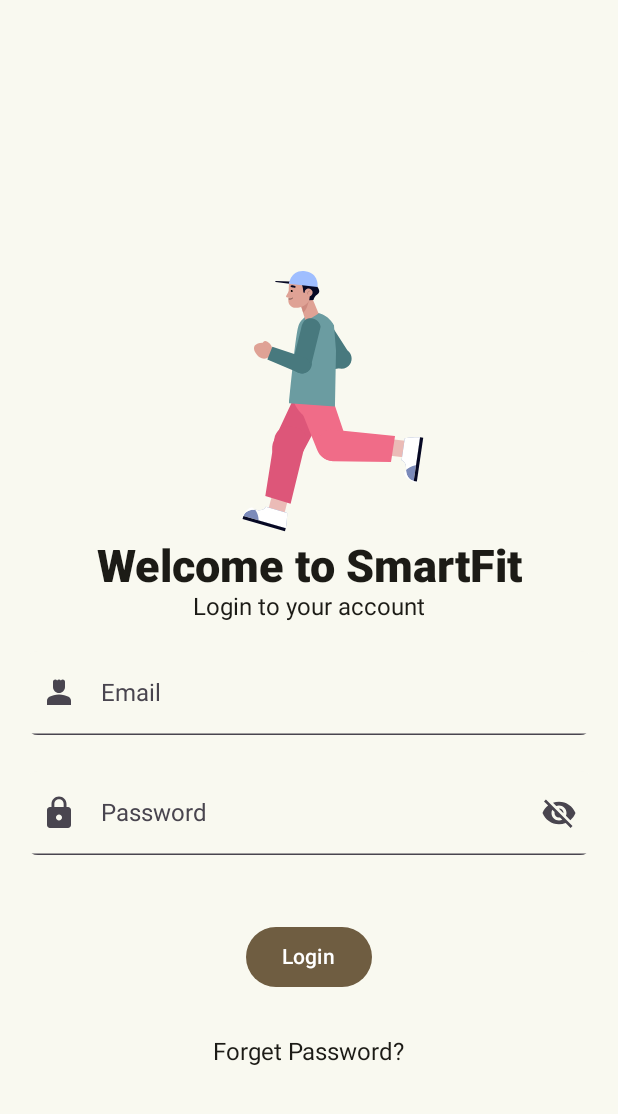
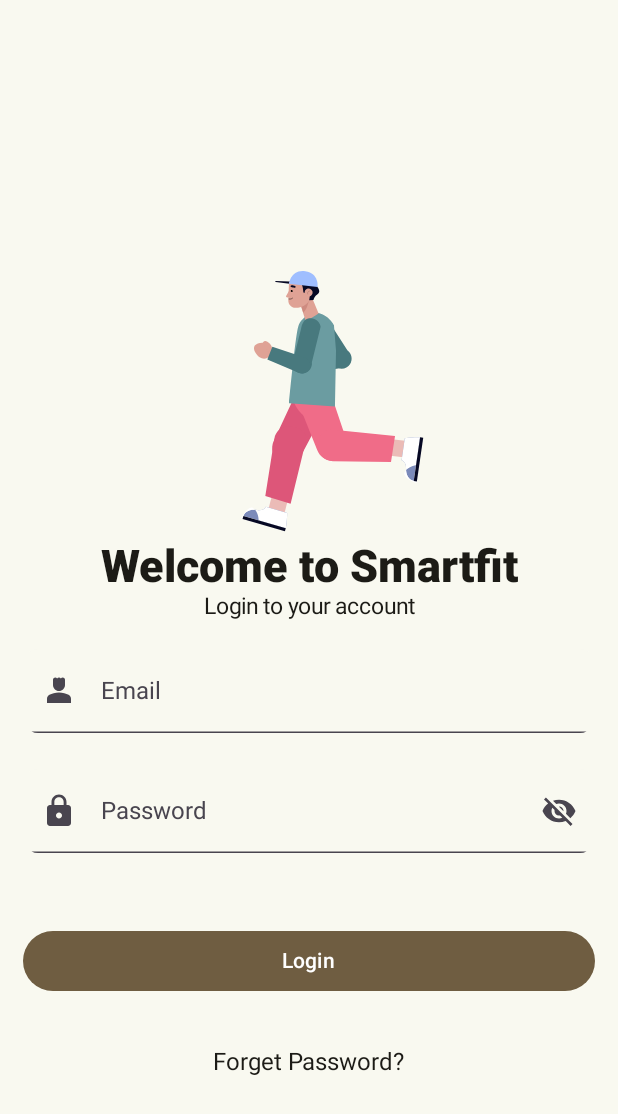
Before and after one commit to KidKyzo/Smart-Fit, an Android app built with Jetpack Compose: the screen it shows after launch (MainActivity), on a phone screen of 412 x 824 dp. Shown: the top 1114 px of the screen. Run offline under Robolectric (Android 15) with nearby library versions, the phone set to English and light mode, and no system bars; our stand-ins replace Room's generated code.

Commit message:
Implement switch theme and fix login screen duplicate

```diff
--- a/app/src/main/java/com/example/smartfit/AppNav.kt
+++ b/app/src/main/java/com/example/smartfit/AppNav.kt
@@ -32,11 +32,12 @@ fun AppNav(themeViewModel: ThemeViewModel) {
     val context = navController.context
     val application = context.applicationContext as Application
 
-    // Initialize database and repository
+    // Initialize database and repositories. These are scoped to the AppNav lifecycle.
     val database = AppDatabase.getDatabase(context)
     val activityRepository = ActivityRepository(database.activityDao())
     val userRepository = UserRepository(context)
 
+    // Initialize ViewModels using their respective factories for dependency injection.
     val activityViewModel: ActivityViewModel = viewModel(
         factory = ActivityViewModelFactory(application, activityRepository, userRepository)
     )
@@ -44,26 +45,38 @@ fun AppNav(themeViewModel: ThemeViewModel) {
         factory = UserViewModelFactory(userRepository)
     )
 
+    // Observe the login state from the UserViewModel.
     val isLoggedIn by userViewModel.isLoggedIn.collectAsState()
 
-    LaunchedEffect(isLoggedIn) {
-        if (isLoggedIn && navController.currentDestination?.route == Routes.login) {
+    // This effect handles automatic navigation based on the user's login status.
+    LaunchedEffect(isLoggedIn, navController) {
+        val currentRoute = navController.currentBackStackEntry?.destination?.route
+
+        if (isLoggedIn && currentRoute == Routes.login) {
+            // If the user is logged in and on the login screen, navigate to home.
             navController.navigate(Routes.home) {
-                popUpTo(Routes.login) { inclusive = true }
+                popUpTo(Routes.login) { inclusive = true } // Clear login from back stack
             }
-        } else if (!isLoggedIn && navController.currentDestination?.route != Routes.login) {
-            // Note: This logic might need refinement to avoid loops if splash is initial
-             if (navController.currentDestination?.route != Routes.splash) {
-                // navController.navigate(Routes.login) {
-                //    popUpTo(Routes.home) { inclusive = true }
-                // }
+        } else if (!isLoggedIn && currentRoute != Routes.login && currentRoute != Routes.splash) {
+            // If the user is not logged in and not on login/splash, redirect to login.
+            navController.navigate(Routes.login) {
+                // Clear the entire back stack to prevent going back to a protected screen.
+                popUpTo(0) { inclusive = true }
             }
         }
     }
 
+    // NavHost is the container for all navigation destinations.
     NavHost(navController = navController, startDestination = Routes.splash) {
         composable(Routes.splash) {
             SplashScreen(navController, userViewModel)
+        }
+        composable(Routes.login) {
+            LoginScreen(
+                modifier = Modifier,
+                navController = navController,
+                userViewModel = userViewModel
+            )
         }
         composable(Routes.home) {
             HomeScreen(
@@ -75,10 +88,17 @@ fun AppNav(themeViewModel: ThemeViewModel) {
             )
         }
         composable(Routes.log) {
-            LogActivity(viewModel = activityViewModel, onBack = { navController.popBackStack() })
+            LogActivity(
+                viewModel = activityViewModel,
+                onBack = { navController.popBackStack() }
+            )
         }
         composable(Routes.setting) {
-            SettingScreen(modifier = Modifier, navController, themeViewModel)
+            SettingScreen(
+                modifier = Modifier,
+                navController = navController,
+                themeViewModel = themeViewModel
+            )
         }
         composable(Routes.profile) {
             ProfileScreen(
@@ -87,14 +107,5 @@ fun AppNav(themeViewModel: ThemeViewModel) {
                 onBack = { navController.popBackStack() }
             )
         }
-        composable(Routes.login) {
-            LoginScreen(modifier = Modifier, navController, userViewModel)
-        }
-        composable("activity_detail/{activityId}") { backStackEntry ->
-            val activityId = backStackEntry.arguments?.getString("activityId")?.toLongOrNull()
-            activityId?.let { id ->
-                // ActivityDetailScreen(activityId = id, viewModel = activityViewModel, onBack = { navController.popBackStack() })
-            }
-        }
     }
 }
--- a/app/src/main/java/com/example/smartfit/data/datastore/UserPreferences.kt
+++ b/app/src/main/java/com/example/smartfit/data/datastore/UserPreferences.kt
@@ -29,10 +29,11 @@ class UserPreferences(private val context: Context) {
     }
 
     // Get the theme setting (default to false if not set)
-    val themeFlow: Flow<Boolean> = context.dataStore.data
-        .map { preferences ->
-            preferences[THEME_KEY] ?: false
-        }
+    val themeFlow: Flow<Boolean?>
+        get() = context.dataStore.data
+            .map { preferences ->
+                preferences[THEME_KEY]
+            }
 
     // Save the theme setting
     suspend fun saveTheme(isDarkMode: Boolean) {
--- a/app/src/main/java/com/example/smartfit/data/repository/UserRepository.kt
+++ b/app/src/main/java/com/example/smartfit/data/repository/UserRepository.kt
@@ -8,7 +8,7 @@ class UserRepository(context: Context) {
 
     private val userPreferences = UserPreferences(context)
 
-    val theme: Flow<Boolean> = userPreferences.themeFlow
+    val theme: Flow<Boolean> = userPreferences.themeFlow as Flow<Boolean>
 
     suspend fun saveTheme(isDarkMode: Boolean) {
         userPreferences.saveTheme(isDarkMode)
--- a/app/src/main/java/com/example/smartfit/screens/activity/LogActivity.kt
+++ b/app/src/main/java/com/example/smartfit/screens/activity/LogActivity.kt
@@ -46,11 +46,6 @@ fun LogActivity(
         topBar = {
             TopAppBar(
                 title = { Text("Activity Log") },
-                navigationIcon = {
-                    IconButton(onClick = onBack) {
-                        Icon(Icons.AutoMirrored.Filled.ArrowBack, contentDescription = "Back")
-                    }
-                },
                 actions = {
                     IconButton(onClick = { showAddDialog = true }) {
                         Icon(Icons.Default.Add, contentDescription = "Add Activity")
--- a/app/src/main/java/com/example/smartfit/screens/auth/LoginScreen.kt
+++ b/app/src/main/java/com/example/smartfit/screens/auth/LoginScreen.kt
@@ -1,6 +1,7 @@
 package com.example.smartfit.screens.auth
 
 import androidx.compose.foundation.clickable
+import androidx.compose.foundation.layout.Arrangement
 import androidx.compose.foundation.layout.Column
 import androidx.compose.foundation.layout.Spacer
 import androidx.compose.foundation.layout.fillMaxSize
@@ -27,7 +28,6 @@ import androidx.compose.runtime.remember
 import androidx.compose.runtime.setValue
 import androidx.compose.ui.Alignment
 import androidx.compose.ui.Modifier
-import androidx.compose.ui.graphics.Color
 import androidx.compose.ui.text.font.FontWeight
 import androidx.compose.ui.text.input.PasswordVisualTransformation
 import androidx.compose.ui.text.input.VisualTransformation
@@ -40,7 +40,6 @@ import com.airbnb.lottie.compose.LottieConstants
 import com.airbnb.lottie.compose.animateLottieCompositionAsState
 import com.airbnb.lottie.compose.rememberLottieComposition
 import com.example.smartfit.R
-import com.example.smartfit.Routes
 import com.example.smartfit.viewmodel.UserViewModel
 
 @Composable
@@ -71,19 +70,23 @@ fun LoginScreen(modifier: Modifier = Modifier, navController: NavController, use
             composition = composition,
             progress = { progress }
         )
-
+        Column {
             Text(
-            text = "Welcome to SmartFit",
+                text = "Welcome to Smartfit",
                 fontSize = 30.sp,
                 fontWeight = FontWeight.ExtraBold,
-            color = MaterialTheme.colorScheme.onBackground // Adapts to Dark/Light
+                color = MaterialTheme.colorScheme.onBackground
             )
             Text(
                 text = "Login to your account",
-            fontSize = 16.sp,
+                fontSize = 15.sp,
                 fontWeight = FontWeight.Normal,
-            color = MaterialTheme.colorScheme.onBackground
+                color = MaterialTheme.colorScheme.onBackground,
+                modifier = Modifier.align(Alignment.CenterHorizontally)
+
             )
+        }
+
 
         Spacer(modifier = Modifier.height(16.dp))
 
@@ -134,6 +137,9 @@ fun LoginScreen(modifier: Modifier = Modifier, navController: NavController, use
         Spacer(modifier = Modifier.height(40.dp))
 
         Button(
+            modifier = modifier
+                .fillMaxWidth()
+                .padding(vertical = 4.dp, horizontal = 15.dp),
             onClick = { userViewModel.login() }
         ) {
             Text(
--- a/settings.gradle.kts
+++ b/settings.gradle.kts
@@ -11,6 +11,9 @@ pluginManagement {
         gradlePluginPortal()
     }
 }
+plugins {
+    id("org.gradle.toolchains.foojay-resolver-convention") version "1.0.0"
+}
 dependencyResolutionManagement {
     repositoriesMode.set(RepositoriesMode.FAIL_ON_PROJECT_REPOS)
     repositories {
```
Also changed, not shown: app/src/main/java/com/example/smartfit/screens/profile/ProfileScreen.kt (+54 -29 lines). Lines whose indentation alone changed are shown as unchanged.
